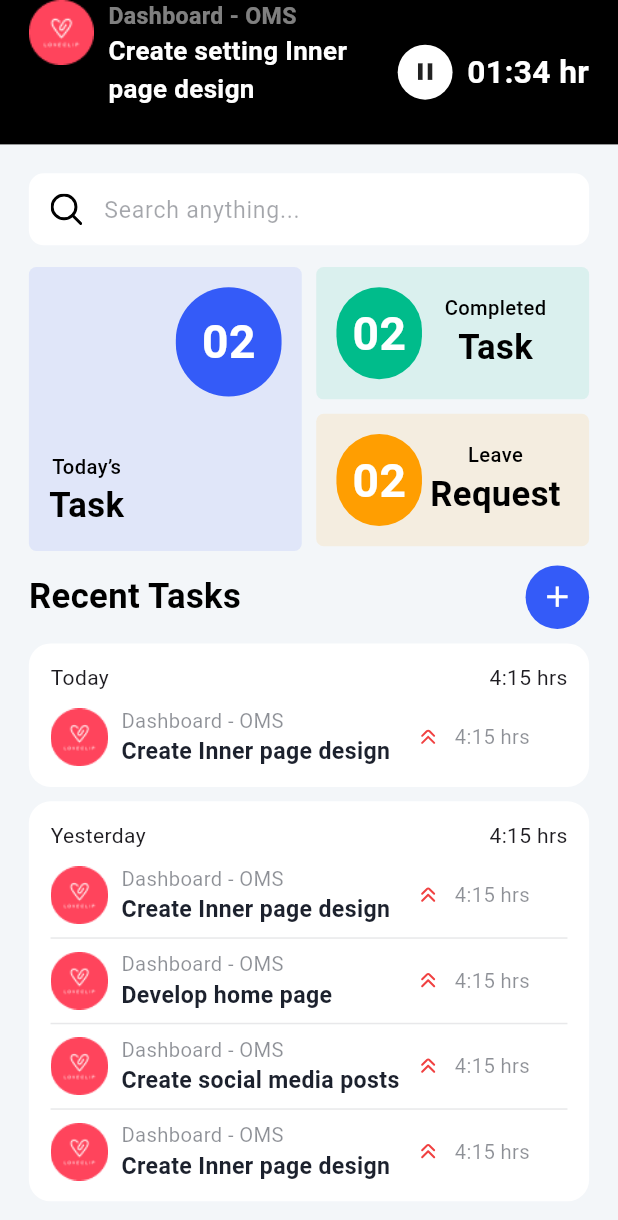
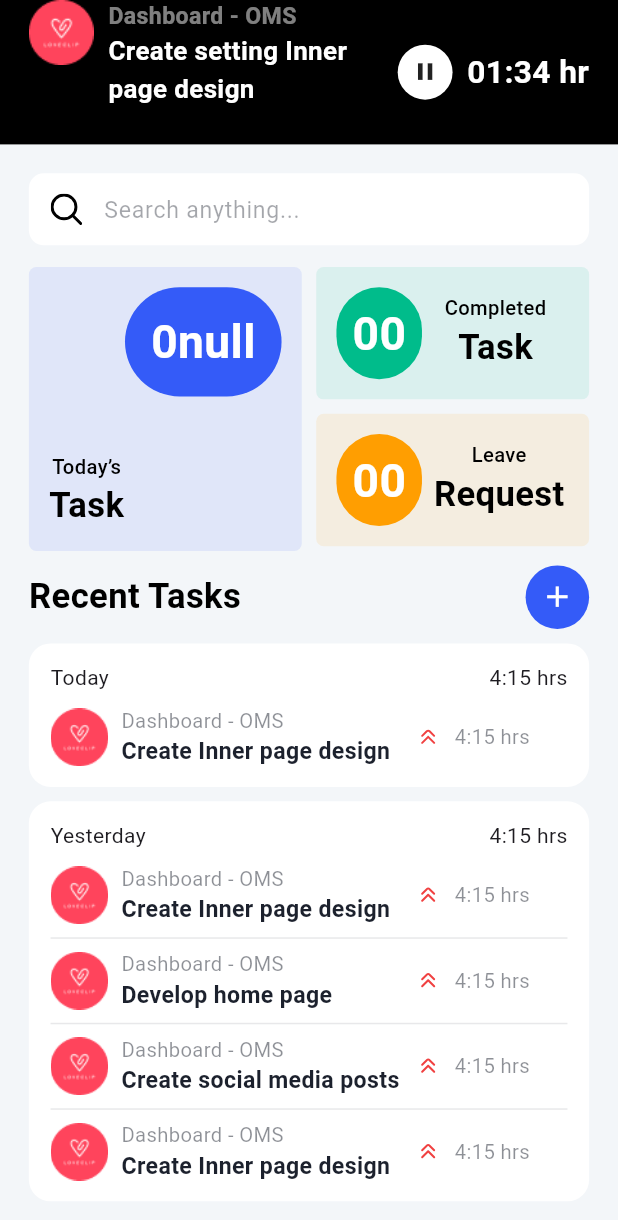
Before and after one commit to gsarvaiyasqt/OSM_SQT, a Flutter app: the HomeTabPage screen opened by its route, on a phone screen of 412 x 824 dp. Shown: the top 1220 px of the screen. Run offline on Flutter 3.47's test engine with Material 3 defaults, Android fonts, the phone set to English and light mode, and no system bars; our stand-ins replace cached_network_image, dio, flutter_secure_storage, flutter_svg, image_picker, shared_preferences; accounts and stored records are empty; network calls fail.

Commit message:
home changes done

```diff
--- a/lib/app/home_tab/view/home_tab_page.dart
+++ b/lib/app/home_tab/view/home_tab_page.dart
@@ -61,7 +61,7 @@ class _HomeTabPageState extends State<HomeTabPage> {
           ),
         ),
       ),
-      body: Padding(
+      body: isLoading ? const Center(child: CircularProgressIndicator(),) : Padding(
         padding: EdgeInsets.only(left: 20.sp,right: 20.sp,top: 20.sp),
         child: SingleChildScrollView(
           child: Column(
@@ -77,21 +77,19 @@ class _HomeTabPageState extends State<HomeTabPage> {
                       decoration: BoxDecoration(
                         color: kBlueColor.withOpacity(0.10),
                         borderRadius: BorderRadius.circular(5),
+
                       ),
                       child: Column(
                         children: [
                           Align(
                             alignment: Alignment.centerRight,
                             child: Container(
-                              padding: EdgeInsets.symmetric(
-                                  vertical: 15.sp, horizontal: 18.sp),
+                              padding: EdgeInsets.symmetric(vertical: 15.sp,horizontal: 18.sp),
                               decoration: BoxDecoration(
                                 color: kBlueColor,
-                                borderRadius:
-                                    BorderRadius.all(Radius.circular(100.sp)),
+                                borderRadius: BorderRadius.all(Radius.circular(100.sp)),
                               ),
-                              child: Text("02",
-                                  style: CustomTextStyle.whiteBoldFont32Style),
+                              child: Text("0${taskProvider.todayCount}" ?? "",style: CustomTextStyle.whiteBoldFont32Style),
                             ),
                           ),
                           SizedBox(height: 39.sp),
@@ -100,11 +98,10 @@ class _HomeTabPageState extends State<HomeTabPage> {
                             child: Column(
                               mainAxisAlignment: MainAxisAlignment.start,
                               children: [
-                                Text("Today’s",
-                                    style: CustomTextStyle.mediumFont14Style),
-                                Text("Task",
-                                    style: CustomTextStyle.boldFont14Style
-                                        .copyWith(fontSize: 24.sp)),
+                                Text("Today’s",style: CustomTextStyle.mediumFont14Style),
+                                Text("Task",style: CustomTextStyle.boldFont14Style.copyWith(
+                                    fontSize: 24.sp
+                                )),
                               ],
                             ),
                           )
@@ -121,30 +118,25 @@ class _HomeTabPageState extends State<HomeTabPage> {
                           decoration: BoxDecoration(
                             color: kSecondaryColor.withOpacity(0.10),
                             borderRadius: BorderRadius.circular(5),
+
                           ),
                           child: Row(
                             crossAxisAlignment: CrossAxisAlignment.center,
                             children: [
                               Container(
-                                padding: EdgeInsets.symmetric(
-                                    vertical: 9.sp, horizontal: 11.sp),
+                                padding: EdgeInsets.symmetric(vertical: 9.sp,horizontal: 11.sp),
                                 decoration: BoxDecoration(
                                   color: kSecondaryColor,
-                                  borderRadius:
-                                      BorderRadius.all(Radius.circular(100.sp)),
+                                  borderRadius: BorderRadius.all(Radius.circular(100.sp)),
                                 ),
-                                child: Text("02",
-                                    style:
-                                        CustomTextStyle.whiteBoldFont32Style),
+                                child: Text("0${taskProvider.comp ?? 0}",style: CustomTextStyle.whiteBoldFont32Style),
                               ),
-                              Expanded(
-                                  child: Column(
+                              Expanded(child: Column(
                                 children: [
-                                  Text("Completed",
-                                      style: CustomTextStyle.mediumFont14Style),
-                                  Text("Task",
-                                      style: CustomTextStyle.boldFont14Style
-                                          .copyWith(fontSize: 24.sp)),
+                                  Text("Completed",style: CustomTextStyle.mediumFont14Style),
+                                  Text("Task",style: CustomTextStyle.boldFont14Style.copyWith(
+                                      fontSize: 24.sp
+                                  )),
                                 ],
                               ))
                             ],
@@ -156,30 +148,26 @@ class _HomeTabPageState extends State<HomeTabPage> {
                           decoration: BoxDecoration(
                             color: kYellowColor.withOpacity(0.10),
                             borderRadius: BorderRadius.circular(5),
+
                           ),
                           child: Row(
                             crossAxisAlignment: CrossAxisAlignment.center,
                             children: [
                               Container(
-                                padding: EdgeInsets.symmetric(
-                                    vertical: 9.sp, horizontal: 11.sp),
+                                padding: EdgeInsets.symmetric(vertical: 9.sp,horizontal: 11.sp),
                                 decoration: BoxDecoration(
                                   color: kYellowColor,
-                                  borderRadius:
-                                      BorderRadius.all(Radius.circular(100.sp)),
+                                  borderRadius: BorderRadius.all(Radius.circular(100.sp)),
                                 ),
-                                child: Text("02",
-                                    style:
-                                        CustomTextStyle.whiteBoldFont32Style),
+                                child: Text("0${taskProvider.leave ?? 0}",style: CustomTextStyle.whiteBoldFont32Style),
                               ),
-                              Expanded(
-                                  child: Column(
+                              SizedBox(width: 5.sp),
+                              Expanded(child: Column(
                                 children: [
-                                  Text("Leave",
-                                      style: CustomTextStyle.mediumFont14Style),
-                                  Text("Request",
-                                      style: CustomTextStyle.boldFont14Style
-                                          .copyWith(fontSize: 24.sp)),
+                                  Text("Leave",style: CustomTextStyle.mediumFont14Style),
+                                  Text("Request",style: CustomTextStyle.boldFont14Style.copyWith(
+                                      fontSize: 24.sp
+                                  )),
                                 ],
                               ))
                             ],
@@ -188,8 +176,132 @@ class _HomeTabPageState extends State<HomeTabPage> {
                       ],
                     ),
                   )
+
+
                 ],
               ),
+              // Row(
+              //   crossAxisAlignment: CrossAxisAlignment.start,
+              //   children: [
+              //     Expanded(
+              //       child: Container(
+              //         padding: EdgeInsets.all(14.sp),
+              //         decoration: BoxDecoration(
+              //           color: kBlueColor.withOpacity(0.10),
+              //           borderRadius: BorderRadius.circular(5),
+              //         ),
+              //         child: Column(
+              //           children: [
+              //             Align(
+              //               alignment: Alignment.centerRight,
+              //               child: Container(
+              //                 padding: EdgeInsets.symmetric(
+              //                     vertical: 15.sp, horizontal: 18.sp),
+              //                 decoration: BoxDecoration(
+              //                   color: kBlueColor,
+              //                   borderRadius:
+              //                       BorderRadius.all(Radius.circular(100.sp)),
+              //                 ),
+              //                 child: Text("02",
+              //                     style: CustomTextStyle.whiteBoldFont32Style),
+              //               ),
+              //             ),
+              //             SizedBox(height: 39.sp),
+              //             Align(
+              //               alignment: Alignment.centerLeft,
+              //               child: Column(
+              //                 mainAxisAlignment: MainAxisAlignment.start,
+              //                 children: [
+              //                   Text("Today’s",
+              //                       style: CustomTextStyle.mediumFont14Style),
+              //                   Text("Task",
+              //                       style: CustomTextStyle.boldFont14Style
+              //                           .copyWith(fontSize: 24.sp)),
+              //                 ],
+              //               ),
+              //             )
+              //           ],
+              //         ),
+              //       ),
+              //     ),
+              //     SizedBox(width: 10.sp),
+              //     Expanded(
+              //       child: Column(
+              //         children: [
+              //           Container(
+              //             padding: EdgeInsets.all(14.sp),
+              //             decoration: BoxDecoration(
+              //               color: kSecondaryColor.withOpacity(0.10),
+              //               borderRadius: BorderRadius.circular(5),
+              //             ),
+              //             child: Row(
+              //               crossAxisAlignment: CrossAxisAlignment.center,
+              //               children: [
+              //                 Container(
+              //                   padding: EdgeInsets.symmetric(
+              //                       vertical: 9.sp, horizontal: 11.sp),
+              //                   decoration: BoxDecoration(
+              //                     color: kSecondaryColor,
+              //                     borderRadius:
+              //                         BorderRadius.all(Radius.circular(100.sp)),
+              //                   ),
+              //                   child: Text("02",
+              //                       style:
+              //                           CustomTextStyle.whiteBoldFont32Style),
+              //                 ),
+              //                 Expanded(
+              //                     child: Column(
+              //                   children: [
+              //                     Text("Completed",
+              //                         style: CustomTextStyle.mediumFont14Style),
+              //                     Text("Task",
+              //                         style: CustomTextStyle.boldFont14Style
+              //                             .copyWith(fontSize: 24.sp)),
+              //                   ],
+              //                 ))
+              //               ],
+              //             ),
+              //           ),
+              //           SizedBox(height: 10.sp),
+              //           Container(
+              //             padding: EdgeInsets.all(14.sp),
+              //             decoration: BoxDecoration(
+              //               color: kYellowColor.withOpacity(0.10),
+              //               borderRadius: BorderRadius.circular(5),
+              //             ),
+              //             child: Row(
+              //               crossAxisAlignment: CrossAxisAlignment.center,
+              //               children: [
+              //                 Container(
+              //                   padding: EdgeInsets.symmetric(
+              //                       vertical: 9.sp, horizontal: 11.sp),
+              //                   decoration: BoxDecoration(
+              //                     color: kYellowColor,
+              //                     borderRadius:
+              //                         BorderRadius.all(Radius.circular(100.sp)),
+              //                   ),
+              //                   child: Text("02",
+              //                       style:
+              //                           CustomTextStyle.whiteBoldFont32Style),
+              //                 ),
+              //                 Expanded(
+              //                     child: Column(
+              //                   children: [
+              //                     Text("Leave",
+              //                         style: CustomTextStyle.mediumFont14Style),
+              //                     Text("Request",
+              //                         style: CustomTextStyle.boldFont14Style
+              //                             .copyWith(fontSize: 24.sp)),
+              //                   ],
+              //                 ))
+              //               ],
+              //             ),
+              //           ),
+              //         ],
+              //       ),
+              //     )
+              //   ],
+              // ),
               SizedBox(height: 10.sp),
               Row(
                 crossAxisAlignment: CrossAxisAlignment.center,
--- a/lib/server_configs/config.dart
+++ b/lib/server_configs/config.dart
@@ -20,5 +20,6 @@ class ServerConfig{
   static String get loginUrl => "$baseUrl/user/login";
   static String get getstatuswisecount => "$baseUrl/task/getstatuswisecount";
   static String get forgotpassword => "$baseUrl/user/forgotpassword";
+  static String get updatePasswordUrl => "$baseUrl/user/forgotpassword";
 
 }
```
